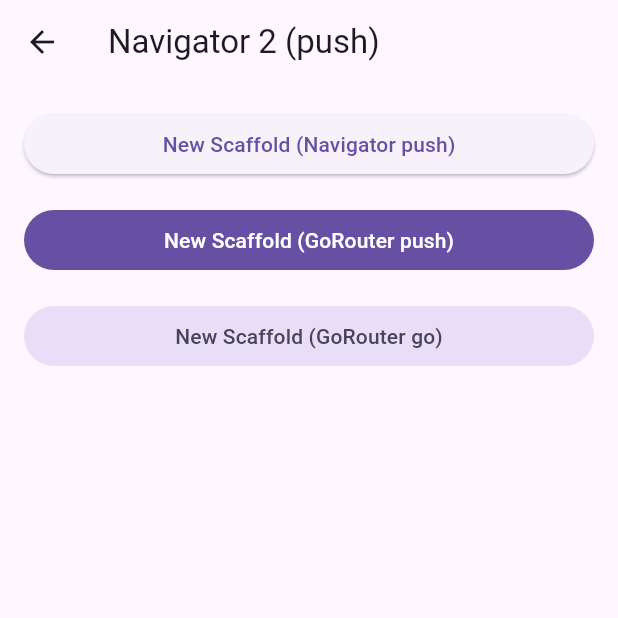
After one commit to koji-1009/example_navigator_1_and_2, a Flutter app: the screen it shows after launch, after a tap on "Navigator 2 (push)", on a phone screen of 412 x 824 dp, the top half of it. The commit adds this screen. Run offline on Flutter 3.47's test engine with Material 3 defaults, Android fonts, the phone set to English and light mode, and no system bars; our stand-ins replace gap, go_router.

Commit message:
Setup push case

```diff
--- /dev/null
+++ b/lib/pages/components/new_scaffold.dart
@@ -0,0 +1,20 @@
+import 'package:flutter/material.dart';
+
+class NewScaffoldPage extends StatelessWidget {
+  const NewScaffoldPage({super.key});
+
+  @override
+  Widget build(BuildContext context) {
+    return Scaffold(
+      appBar: AppBar(
+        title: const Text('New Scaffold'),
+      ),
+      body: Center(
+        child: Text(
+          'This is new scaffold.',
+          style: Theme.of(context).textTheme.titleMedium,
+        ),
+      ),
+    );
+  }
+}
--- a/lib/pages/home.dart
+++ b/lib/pages/home.dart
@@ -33,6 +33,22 @@
               },
             ),
           ),
+          Card(
+            child: ListTile(
+              title: const Text('Navigator 1 (push)'),
+              onTap: () {
+                const Navigator1PushRoute().go(context);
+              },
+            ),
+          ),
+          Card(
+            child: ListTile(
+              title: const Text('Navigator 2 (push)'),
+              onTap: () {
+                const Navigator2PushRoute().go(context);
+              },
+            ),
+          ),
         ],
       ),
     );
--- /dev/null
+++ b/lib/pages/navigator_2_push.dart
@@ -0,0 +1,54 @@
+import 'package:flutter/material.dart';
+import 'package:gap/gap.dart';
+import 'package:navigator_1_and_2/extensions.dart';
+import 'package:navigator_1_and_2/pages/components/new_scaffold.dart';
+import 'package:navigator_1_and_2/routes.dart';
+
+class Navigator2PushPage extends StatelessWidget {
+  const Navigator2PushPage({super.key});
+
+  @override
+  Widget build(BuildContext context) {
+    return Scaffold(
+      appBar: AppBar(
+        title: const Text('Navigator 2 (push)'),
+      ),
+      body: ListView(
+        padding: EdgeInsets.symmetric(
+          horizontal: context.contentSpacing,
+          vertical: 16,
+        ),
+        children: [
+          ElevatedButton(
+            onPressed: () {
+              Navigator.of(context).push(
+                MaterialPageRoute(
+                  builder: (context) => const NewScaffoldPage(),
+                ),
+              );
+            },
+            child: const Text('New Scaffold (Navigator push)'),
+          ),
+          const Gap(16),
+          FilledButton(
+            onPressed: () {
+              Navigator.of(context).push(
+                MaterialPageRoute(
+                  builder: (context) => const NewScaffoldPage(),
+                ),
+              );
+            },
+            child: const Text('New Scaffold (GoRouter push)'),
+          ),
+          const Gap(16),
+          FilledButton.tonal(
+            onPressed: () {
+              const Navigator2PushNewRoute().go(context);
+            },
+            child: const Text('New Scaffold (GoRouter go)'),
+          ),
+        ],
+      ),
+    );
+  }
+}
```
Also changed, not shown: lib/pages/navigator_1_push.dart (added, +34 -0 lines), lib/routes.dart (+41 -0 lines), lib/routes.g.dart.
